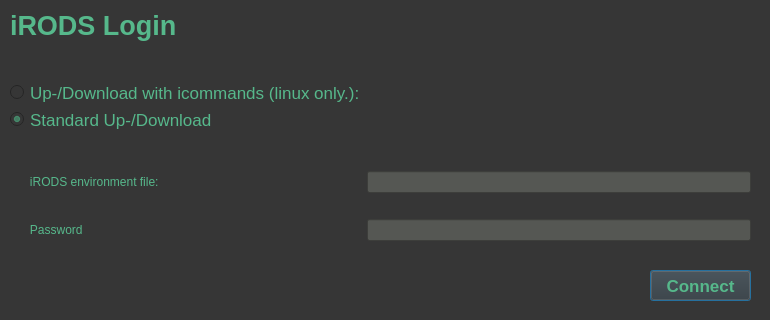
Old version of the form irods-basicGUI/ui-files/irodsLogin.ui in the repository iBridges-for-iRODS/iBridges.
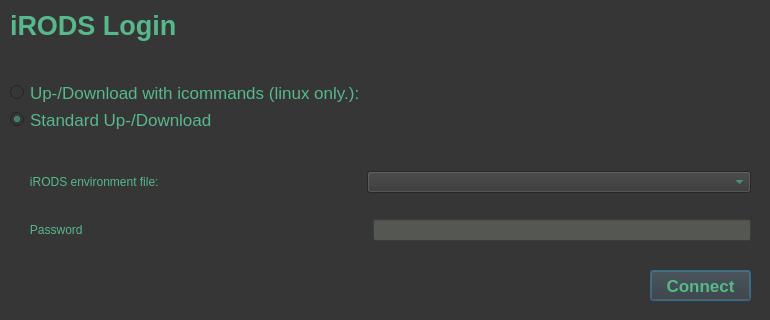
New version of the form.

```diff
--- a/irods-basicGUI/ui-files/irodsLogin.ui
+++ b/irods-basicGUI/ui-files/irodsLogin.ui
@@ -163,16 +163,6 @@
       </property>
      </widget>
     </item>
-    <item row="6" column="2">
-     <widget class="QLineEdit" name="envFileField">
-      <property name="styleSheet">
-       <string notr="true">background-color: rgb(85, 87, 83);</string>
-      </property>
-      <property name="text">
-       <string/>
-      </property>
-     </widget>
-    </item>
     <item row="5" column="0">
      <spacer name="verticalSpacer_2">
       <property name="orientation">
@@ -189,6 +179,9 @@
       </property>
      </spacer>
     </item>
+    <item row="6" column="1" colspan="2">
+     <widget class="QComboBox" name="envbox"/>
+    </item>
    </layout>
   </widget>
   <widget class="QPushButton" name="connectButton">
```
